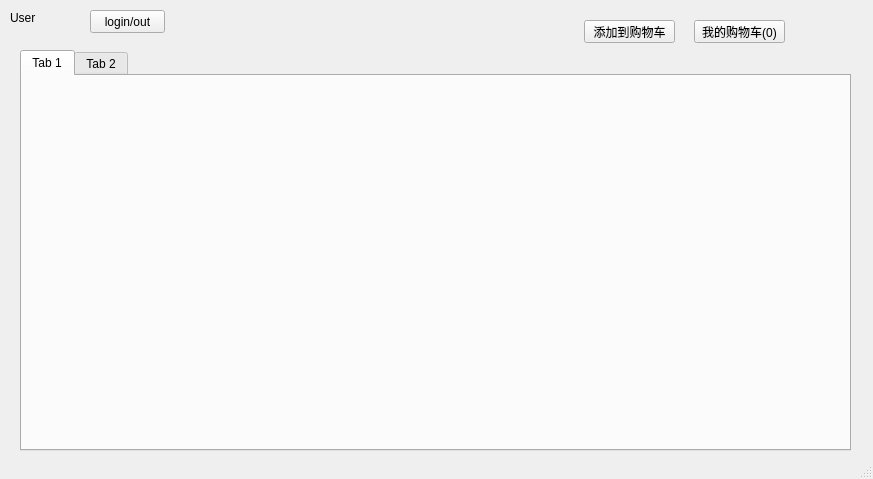
Qt form mainwindow.ui (senpai-a/buybuybuy-shop) before a commit.
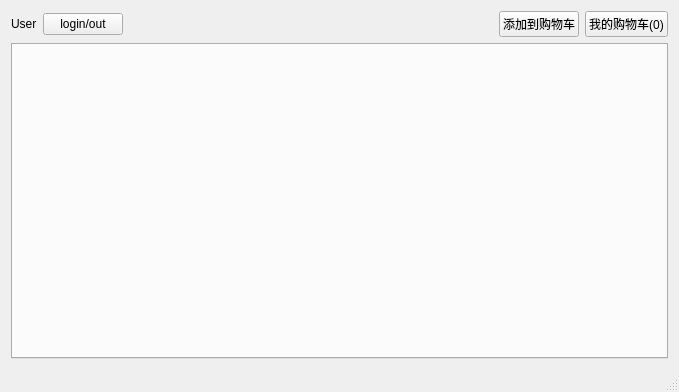
The same form after that commit. Icons and pictures are not drawn.

The edit to the form file:
```diff
--- a/mainwindow.ui
+++ b/mainwindow.ui
@@ -6,86 +6,80 @@
    <rect>
     <x>0</x>
     <y>0</y>
-    <width>873</width>
-    <height>479</height>
+    <width>679</width>
+    <height>392</height>
    </rect>
   </property>
   <property name="windowTitle">
    <string>MainWindow</string>
   </property>
   <widget class="QWidget" name="centralWidget">
-   <widget class="QPushButton" name="pushButton">
-    <property name="geometry">
-     <rect>
-      <x>90</x>
-      <y>10</y>
-      <width>75</width>
-      <height>23</height>
-     </rect>
-    </property>
-    <property name="text">
-     <string>login/out</string>
-    </property>
-   </widget>
-   <widget class="QLabel" name="label">
-    <property name="geometry">
-     <rect>
-      <x>10</x>
-      <y>10</y>
-      <width>51</width>
-      <height>16</height>
-     </rect>
-    </property>
-    <property name="text">
-     <string>User</string>
-    </property>
-   </widget>
-   <widget class="QTabWidget" name="tabWidget">
-    <property name="geometry">
-     <rect>
-      <x>20</x>
-      <y>50</y>
-      <width>831</width>
-      <height>401</height>
-     </rect>
-    </property>
-    <widget class="QWidget" name="tab">
-     <attribute name="title">
-      <string>Tab 1</string>
-     </attribute>
-    </widget>
-    <widget class="QWidget" name="tab_2">
-     <attribute name="title">
-      <string>Tab 2</string>
-     </attribute>
-    </widget>
-   </widget>
-   <widget class="QPushButton" name="pushButton_2">
-    <property name="geometry">
-     <rect>
-      <x>584</x>
-      <y>20</y>
-      <width>91</width>
-      <height>23</height>
-     </rect>
-    </property>
-    <property name="text">
-     <string>添加到购物车</string>
-    </property>
-   </widget>
-   <widget class="QPushButton" name="pushButton_3">
-    <property name="geometry">
-     <rect>
-      <x>694</x>
-      <y>20</y>
-      <width>91</width>
-      <height>23</height>
-     </rect>
-    </property>
-    <property name="text">
-     <string>我的购物车(0)</string>
-    </property>
-   </widget>
+   <layout class="QVBoxLayout" name="verticalLayout">
+    <item>
+     <layout class="QHBoxLayout" name="horizontalLayout">
+      <item>
+       <widget class="QLabel" name="userLabel">
+        <property name="text">
+         <string>User</string>
+        </property>
+       </widget>
+      </item>
+      <item>
+       <widget class="QPushButton" name="userB">
+        <property name="text">
+         <string>login/out</string>
+        </property>
+        <property name="icon">
+         <iconset resource="resource.qrc">
+          <normaloff>:/new/icons/user.png</normaloff>:/new/icons/user.png</iconset>
+        </property>
+       </widget>
+      </item>
+      <item>
+       <spacer name="horizontalSpacer">
+        <property name="orientation">
+         <enum>Qt::Horizontal</enum>
+        </property>
+        <property name="sizeHint" stdset="0">
+         <size>
+          <width>40</width>
+          <height>20</height>
+         </size>
+        </property>
+       </spacer>
+      </item>
+      <item>
+       <widget class="QPushButton" name="addB">
+        <property name="text">
+         <string>添加到购物车</string>
+        </property>
+        <property name="icon">
+         <iconset resource="resource.qrc">
+          <normaloff>:/new/icons/addCart.png</normaloff>:/new/icons/addCart.png</iconset>
+        </property>
+       </widget>
+      </item>
+      <item>
+       <widget class="QPushButton" name="cartB">
+        <property name="text">
+         <string>我的购物车(0)</string>
+        </property>
+        <property name="icon">
+         <iconset resource="resource.qrc">
+          <normaloff>:/new/icons/cart.png</normaloff>:/new/icons/cart.png</iconset>
+        </property>
+       </widget>
+      </item>
+     </layout>
+    </item>
+    <item>
+     <widget class="QTabWidget" name="tabWidget">
+      <property name="currentIndex">
+       <number>-1</number>
+      </property>
+     </widget>
+    </item>
+   </layout>
   </widget>
   <widget class="QStatusBar" name="statusBar"/>
  </widget>
```
Left out of the diff: 10 changed lines with no effect on the pictures.
